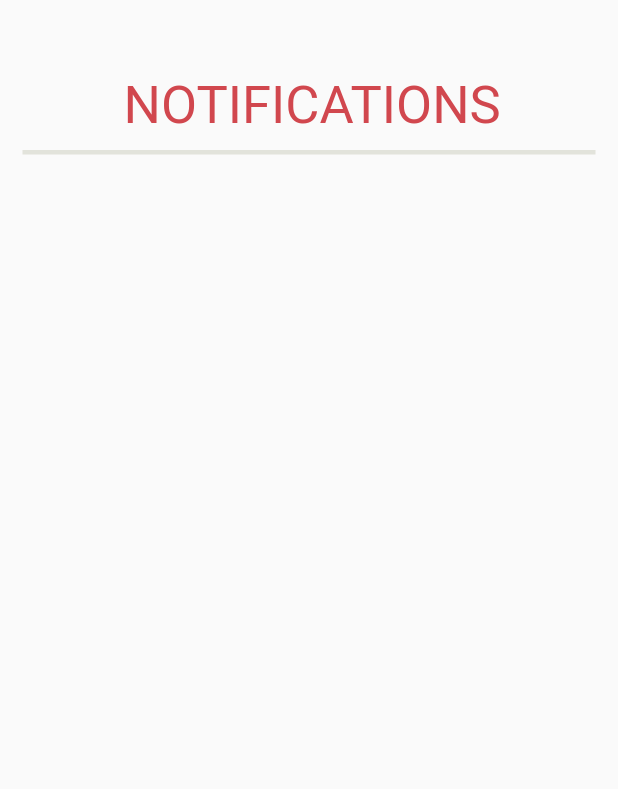
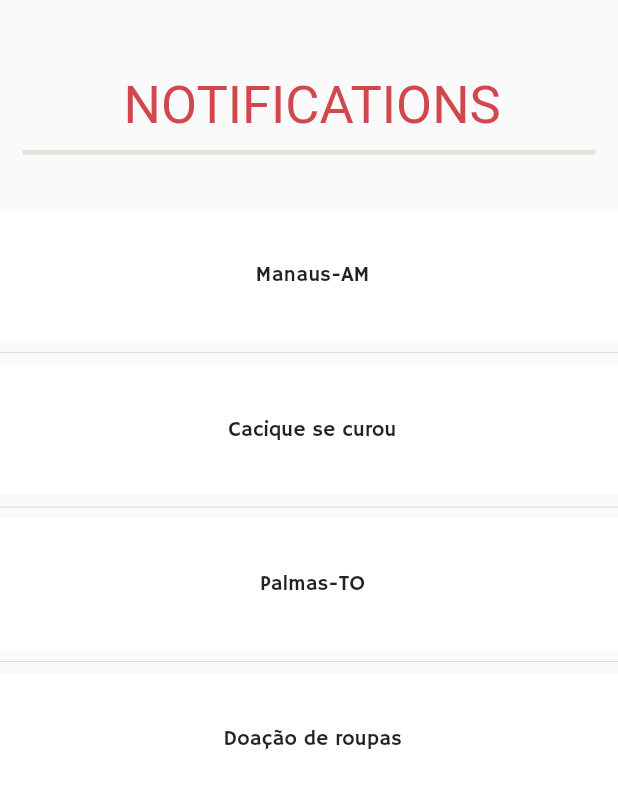
Before and after one commit to manbbo/call_for_help, a Flutter app: the Notifications screen opened directly, on a phone screen of 412 x 824 dp. Shown: the top 789 px of the screen. Run offline on Flutter 3.47's test engine with Material 2 defaults, Android fonts, the phone set to English and light mode, and no system bars; our stand-ins replace carousel_slider, google_maps_flutter, webview_flutter.

Commit message:
Update notifications.dart

```diff
--- a/lib/notifications.dart
+++ b/lib/notifications.dart
@@ -10,6 +10,9 @@ class Notifications extends StatefulWidget{
 class _NotificationsState extends State<Notifications> {
   @override
   Widget build(BuildContext context) {
+    final List<String> entries = <String>['Manaus-AM', 'Cacique se curou', 'Palmas-TO','Doação de roupas'];
+    final List<int> colorCodes = <int>[40, 40, 40,40];
+
     // TODO: implement build
     return Scaffold(
       body: new Stack(
@@ -32,7 +35,25 @@ class _NotificationsState extends State<Notifications> {
                 color: Color.fromRGBO(226, 227, 219, 1),
               ),
             ),
-          )
+          ),
+
+          ListView.separated(
+            padding: EdgeInsets.only(top: 140, left: 0, bottom: 90),
+            itemCount: entries.length,
+            itemBuilder: (BuildContext context, int index) {
+
+              return Container(
+                height: 87, //altura
+                color: Colors.amber[colorCodes[index]],
+                child: Center(child: Text(' ${entries[index]}')),
+                decoration: BoxDecoration(
+                  color: Colors.white,
+                ),
+              );
+            },
+
+            separatorBuilder: (BuildContext context, int index) => const Divider(),
+          ),
         ],
       ),
     );
```
